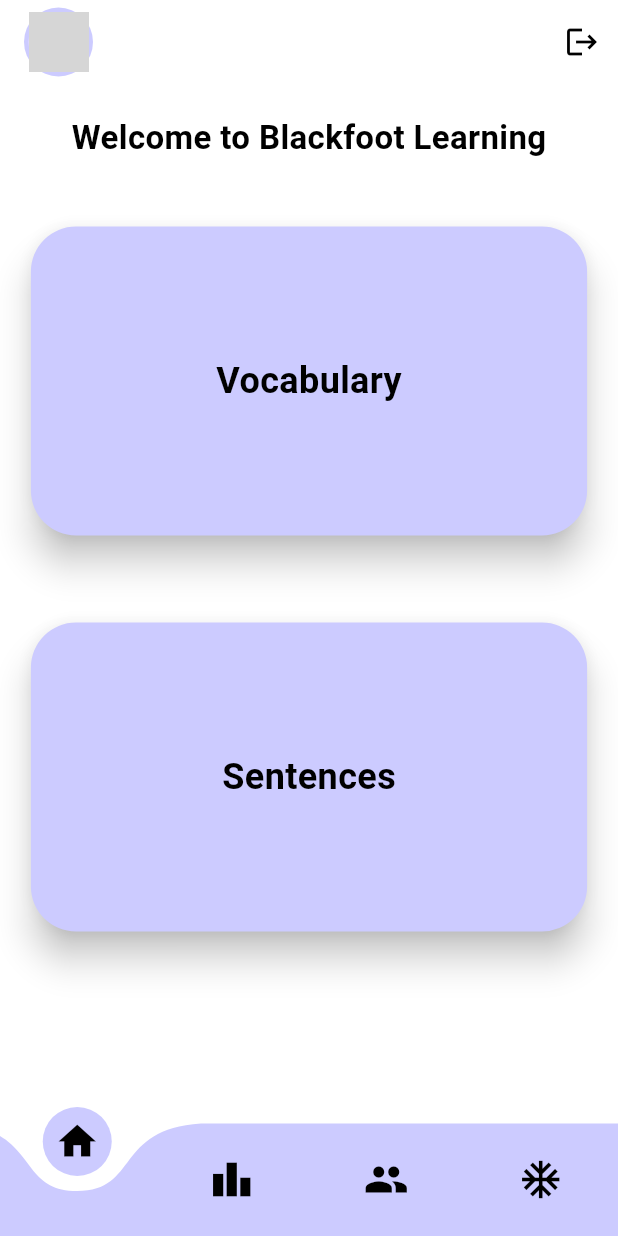
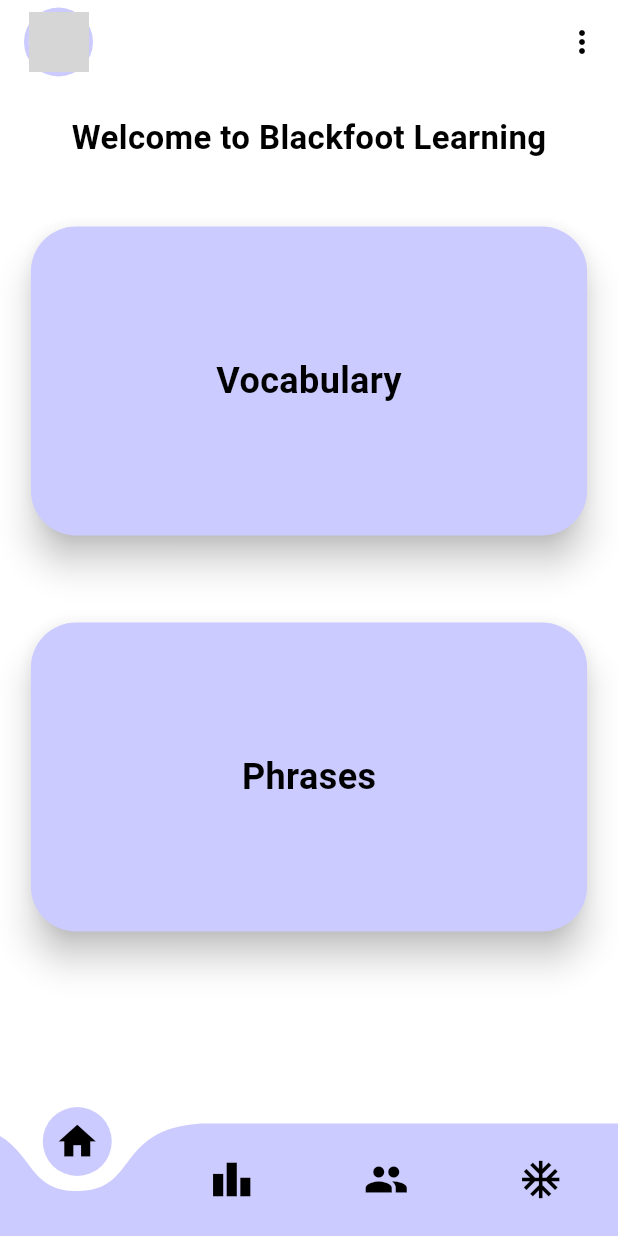
Before and after one commit to apani05/mainLearningApp, a Flutter app: the screen it shows once a user with an empty profile is signed in, on a phone screen of 412 x 824 dp. Run offline on Flutter 3.47's test engine with Material 3 defaults, Android fonts, the phone set to English and light mode, and no system bars; drawn by our look-alikes of curved_navigation_bar; our stand-ins replace animated_text_kit, buttons_tabbar, carousel_slider, cloud_firestore, firebase_auth, firebase_core and 5 more; missing offline and left inert: flippy; accounts and stored records are empty; network calls fail; grey boxes are pictures that could not be loaded.

Commit message:
login changes

```diff
--- a/lib/Home/views/home_view.dart
+++ b/lib/Home/views/home_view.dart
@@ -9,6 +9,7 @@ import 'package:firebase_auth/firebase_auth.dart';
 import 'package:flutter/material.dart';
 import 'package:flutter_riverpod/flutter_riverpod.dart';
 import 'package:flippy/flippy.dart';
+import '../../login/pages/reset_password.dart';
 
 class HomeView extends ConsumerStatefulWidget {
   const HomeView({super.key});
@@ -18,50 +19,81 @@ class HomeView extends ConsumerStatefulWidget {
 }
 
 class HomeViewState extends ConsumerState<HomeView> {
-  @override
-  void initState() {
-    super.initState();
+  final GlobalKey<ScaffoldState> _scaffoldKey = GlobalKey<ScaffoldState>();
+
+  void handlePopupMenuSelection(String value) {
+    switch (value) {
+      case 'signOut':
+        FirebaseAuth.instance.signOut();
+        break;
+      case 'changePassword':
+        Navigator.push(
+          context,
+          MaterialPageRoute(builder: (context) => PasswordChangePage()),
+        );
+        break;
+    }
   }
 
-  FlipperController flipperController = FlipperController(
-    dragAxis: DragAxis.horizontal,
-  );
+  AppBar buildAppBar(BuildContext context) {
+    return AppBar(
+      backgroundColor: Colors.white,
+      title: Row(
+        children: [
+          CircleAvatar(
+            backgroundColor: ref.watch(themeProvider).lightPurple,
+            radius: 23,
+            child: CircleAvatar(
+              radius: 20,
+              backgroundImage: NetworkImage(
+                FirebaseAuth.instance.currentUser!.photoURL ??
+                    "https://cdn.pixabay.com/photo/2015/10/05/22/37/blank-profile-picture-973460_1280.png",
+              ),
+            ),
+          ),
+          Visibility(
+            child: const Text("LeaderBoard"),
+            visible: ref.watch(vocaProvider).currentPage == 1 ? true : false,
+          ),
+        ],
+      ),
+      actions: [
+        PopupMenuButton<String>(
+          onSelected: handlePopupMenuSelection,
+          itemBuilder: (BuildContext context) {
+            return [
+              PopupMenuItem<String>(
+                value: 'signOut',
+                child: ListTile(
+                  leading: Icon(Icons.exit_to_app),
+                  title: Text('Sign Out'),
+                ),
+              ),
+              PopupMenuItem<String>(
+                value: 'changePassword',
+                child: ListTile(
+                  leading: Icon(Icons.lock),
+                  title: Text('Change Password'),
+                ),
+              ),
+            ];
+          },
+        ),
+      ],
+    );
+  }
 
   @override
   Widget build(BuildContext context) {
-    final theme = ref.watch(themeProvider);
-    final vProvider = ref.watch(vocaProvider);
     return Scaffold(
-      backgroundColor:  Colors.white,
-      appBar: AppBar(
-        backgroundColor:  Colors.white,
-        title: Row(
-          children: [
-             CircleAvatar(
-              backgroundColor: theme.lightPurple,
-              radius: 23,
-              child: CircleAvatar(
-                radius: 20,
-                backgroundImage: NetworkImage(FirebaseAuth.instance.currentUser!.photoURL??"https://cdn.pixabay.com/photo/2015/10/05/22/37/blank-profile-picture-973460_1280.png" ),
-              ),
-            ),
-            Visibility(child: const Text("LeaderBoard"),visible: vProvider.currentPage == 1 ? true : false,),
-          ],
-        ),
-        actions: [
-          IconButton(
-              onPressed: () {
-                FirebaseAuth.instance.signOut();
-              }, icon: Icon(Icons.logout,color: Colors.black,)),
-
-
-        ],
-      ),
-      body: BottomNavItem.bottomNavItems(vProvider.currentPage,theme.themeData),
+      key: _scaffoldKey,
+      backgroundColor: Colors.white,
+      appBar: buildAppBar(context),
+      body: BottomNavItem.bottomNavItems(ref.watch(vocaProvider).currentPage,
+          ref.watch(themeProvider).themeData),
       floatingActionButtonAnimator: FloatingActionButtonAnimator.scaling,
-      bottomNavigationBar:BottomNavItem.bottomBar(ref, theme.themeData)
+      bottomNavigationBar:
+          BottomNavItem.bottomBar(ref, ref.watch(themeProvider).themeData),
     );
   }
-
-
 }
--- a/lib/Home/widgets/home_page.dart
+++ b/lib/Home/widgets/home_page.dart
@@ -42,7 +42,8 @@ class _HomePageState extends ConsumerState<HomePage> {
           },
           child: Card(
             elevation: 10,
-            shape: RoundedRectangleBorder(borderRadius: BorderRadius.circular(30)),
+            shape:
+                RoundedRectangleBorder(borderRadius: BorderRadius.circular(30)),
             color: theme.lightPurple,
             child: SizedBox(
               height: MediaQuery.of(context).size.height * 0.25,
@@ -61,18 +62,22 @@ class _HomePageState extends ConsumerState<HomePage> {
         ),
         GestureDetector(
           onTap: () {
-            Navigator.push(context, MaterialPageRoute(builder: (context) => const SentenceHomePage()));
+            Navigator.push(
+                context,
+                MaterialPageRoute(
+                    builder: (context) => const SentenceHomePage()));
           },
           child: Card(
             elevation: 10,
-            shape: RoundedRectangleBorder(borderRadius: BorderRadius.circular(30)),
-            color:  theme.lightPurple,
+            shape:
+                RoundedRectangleBorder(borderRadius: BorderRadius.circular(30)),
+            color: theme.lightPurple,
             child: SizedBox(
               height: MediaQuery.of(context).size.height * 0.25,
               width: MediaQuery.of(context).size.width * 0.9,
               child: Center(
                 child: Text(
-                  'Sentences',
+                  'Phrases',
                   style: widget.theme.textTheme.headline1,
                 ),
               ),
--- a/lib/helper/helper_functions.dart
+++ b/lib/helper/helper_functions.dart
@@ -22,9 +22,9 @@ void displayMessageToUser(String message, BuildContext context) {
     },
   );
   // Automatically dismiss the AlertDialog after 3 seconds
-  Future.delayed(Duration(seconds: 3), () {
-    Navigator.of(context).pop();
-  });
+  //Future.delayed(Duration(seconds: 3), () {
+  //  Navigator.of(context).pop();
+  //});
 }
 
 void displaySnackBarMessageToUser(String message, BuildContext context) {
--- a/lib/login/authentication/auth.dart
+++ b/lib/login/authentication/auth.dart
@@ -2,6 +2,7 @@ import 'package:bfootlearn/Home/views/home_view.dart';
 import 'package:firebase_auth/firebase_auth.dart';
 import 'package:flutter/material.dart';
 import 'login_or_register.dart';
+import 'verify_email.dart';
 
 class AuthPage extends StatelessWidget {
   const AuthPage({super.key});
@@ -13,7 +14,7 @@ class AuthPage extends StatelessWidget {
           stream: FirebaseAuth.instance.authStateChanges(),
           builder: (context, snapshot) {
             if (snapshot.hasData) {
-              return const HomeView();
+              return const EmailVerifyPage();
             } else {
               return const LoginOrRegister();
             }
--- /dev/null
+++ b/lib/login/authentication/verify_email.dart
@@ -0,0 +1,130 @@
+import 'dart:async';
+import 'package:firebase_auth/firebase_auth.dart';
+import 'package:flutter/material.dart';
+import 'package:flutter_riverpod/flutter_riverpod.dart';
+import '../../Home/views/home_view.dart';
+import '../../helper/helper_functions.dart';
+import '../../riverpod/river_pod.dart';
+
+class EmailVerifyPage extends ConsumerStatefulWidget {
+  const EmailVerifyPage({super.key});
+
+  @override
+  _EmailVerifyPageState createState() => _EmailVerifyPageState();
+}
+
+class _EmailVerifyPageState extends ConsumerState<EmailVerifyPage> {
+  bool isEmailVerified = false;
+  bool canResendEmail = false;
+  Timer? timer;
+
+  @override
+  void initState() {
+    super.initState();
+    checkCurrentUserEmailVerification();
+  }
+
+  Future<void> checkCurrentUserEmailVerification() async {
+    isEmailVerified = FirebaseAuth.instance.currentUser!.emailVerified;
+    if (!isEmailVerified) {
+      sendVerificationEmail();
+      timer = Timer.periodic(Duration(seconds: 3), (_) => checkEmailVerified());
+    }
+  }
+
+  Future<void> sendVerificationEmail() async {
+    try {
+      final user = FirebaseAuth.instance.currentUser!;
+      await user.sendEmailVerification();
+      setState(() => canResendEmail = false);
+      await Future.delayed(Duration(seconds: 5));
+      setState(() => canResendEmail = true);
+    } catch (e) {
+      displaySnackBarMessageToUser(e.toString(), context);
+    }
+  }
+
+  Future<void> checkEmailVerified() async {
+    FirebaseAuth.instance.currentUser!.reload();
+    setState(() {
+      isEmailVerified = FirebaseAuth.instance.currentUser!.emailVerified;
+    });
+
+    if (isEmailVerified) timer?.cancel();
+  }
+
+  @override
+  void dispose() {
+    timer?.cancel();
+    super.dispose();
+  }
+
+  @override
+  Widget build(BuildContext context) {
+    final theme = ref.watch(themeProvider);
+    final mediaQuery = MediaQuery.of(context);
+
+    return isEmailVerified
+        ? const HomeView()
+        : MaterialApp(
+            debugShowCheckedModeBanner: false,
+            home: Scaffold(
+              appBar: AppBar(
+                title: const Text("Email Verification"),
+                backgroundColor: theme.lightPurple,
+              ),
+              body: Center(
+                child: Container(
+                  margin: EdgeInsets.all(mediaQuery.size.width * 0.05),
+                  child: Column(
+                    mainAxisAlignment: MainAxisAlignment.center,
+                    children: [
+                      const Text(
+                        'A verification email has been sent to your registered email. Please check your inbox.',
+                        style: TextStyle(
+                          fontSize: 22.0,
+                          fontWeight: FontWeight.bold,
+                          color: Color(0xFFcccbff),
+                        ),
+                      ),
+                      SizedBox(height: mediaQuery.size.height * 0.02),
+                      ElevatedButton(
+                        onPressed:
+                            canResendEmail ? sendVerificationEmail : null,
+                        child: const Text(
+                          'Resend Email',
+                          style: TextStyle(
+                            fontSize: 18.0,
+                            fontWeight: FontWeight.bold,
+                            color: Colors.white,
+                          ),
+                        ),
+                        style: ElevatedButton.styleFrom(
+                          backgroundColor: theme.lightPurple,
+                        ),
+                      ),
+                      SizedBox(height: mediaQuery.size.height * 0.02),
+                      ElevatedButton(
+                        onPressed: () {
+                          FirebaseAuth.instance.signOut();
+                        },
+                        child: const Text(
+                          'Sign Out',
+                          style: TextStyle(
+                            fontSize: 18.0,
+                            fontWeight: FontWeight.bold,
+                            color: Colors.white,
+                          ),
+                        ),
+                        style: ElevatedButton.styleFrom(
+                          backgroundColor: theme.lightPurple,
+                        ),
+                      ),
+                    ],
+                  ),
+                ),
+              ),
+            ),
+          );
+  }
+}
--- a/lib/pages/category_learning_page.dart
+++ b/lib/pages/category_learning_page.dart
@@ -1,8 +1,10 @@
-import 'package:bfootlearn/pages/quiz_page.dart';
 import 'package:flutter/material.dart';
 import 'package:cloud_firestore/cloud_firestore.dart';
+import 'package:flutter_riverpod/flutter_riverpod.dart';
+import '../riverpod/river_pod.dart';
+import 'package:bfootlearn/pages/quiz_page.dart';
 
-class LearningPage extends StatefulWidget {
+class LearningPage extends ConsumerStatefulWidget {
   final String seriesName;
 
   LearningPage({required this.seriesName});
@@ -11,7 +13,7 @@ class LearningPage extends StatefulWidget {
   _LearningPageState createState() => _LearningPageState();
 }
 
-class _LearningPageState extends State<LearningPage> {
+class _LearningPageState extends ConsumerState<LearningPage> {
   late List<CardData> cardDataList = [];
   late Future<String> seriesNameFuture;
 
@@ -70,7 +72,9 @@ class _LearningPageState extends State<LearningPage> {
 
   @override
   Widget build(BuildContext context) {
+    final theme = ref.watch(themeProvider);
     return MaterialApp(
+      debugShowCheckedModeBanner: false,
       home: Scaffold(
         appBar: AppBar(
           leading: IconButton(
@@ -88,12 +92,11 @@ class _LearningPageState extends State<LearningPage> {
               return Text('loading');
             },
           ),
-          backgroundColor: Color(0xFFcccbff),
+          backgroundColor: theme.lightPurple,
         ),
         body: cardDataList.isNotEmpty
             ? CardSlider(
                 cardDataList: cardDataList,
-                seriesNameFuture: seriesNameFuture,
               )
             : Center(child: CircularProgressIndicator()),
       ),
@@ -103,17 +106,16 @@ class _LearningPageState extends State<LearningPage> {
 
 class CardSlider extends StatelessWidget {
   final List<CardData> cardDataList;
-  final Future<String> seriesNameFuture;
 
   CardSlider({
     required this.cardDataList,
-    required this.seriesNameFuture,
   });
 
   @override
   Widget build(BuildContext context) {
     return Column(
       children: [
+        SizedBox(height: 10),
         Expanded(
           child: ListView.builder(
             itemCount: cardDataList.length,
@@ -167,7 +169,7 @@ class CardWidget extends StatelessWidget {
   Widget build(BuildContext context) {
     return Card(
       color: Color(0xFFcccbff),
-      margin: EdgeInsets.all(16.0),
+      margin: EdgeInsets.symmetric(horizontal: 16.0, vertical: 10.0),
       child: Padding(
         padding: const EdgeInsets.all(16.0),
         child: Column(
```
Also changed, not shown: lib/login/pages/forgot_pwd_page.dart (+25 -4 lines), lib/login/pages/login_page.dart (+12 -6 lines), lib/login/pages/registration_page.dart (+13 -6 lines), lib/login/pages/reset_password.dart (added, +136 -0 lines), lib/pages/quiz_page.dart (+88 -108 lines), lib/pages/quiz_result_page.dart (+28 -11 lines), lib/pages/sentence_homepage.dart (+15 -15 lines).
